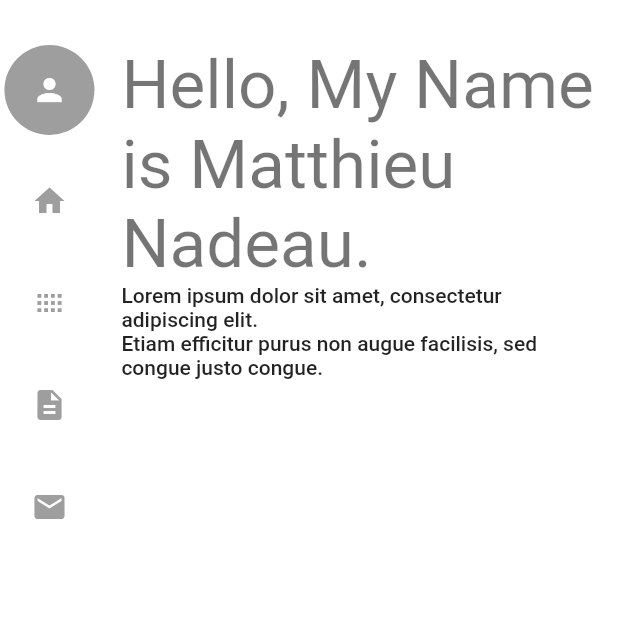
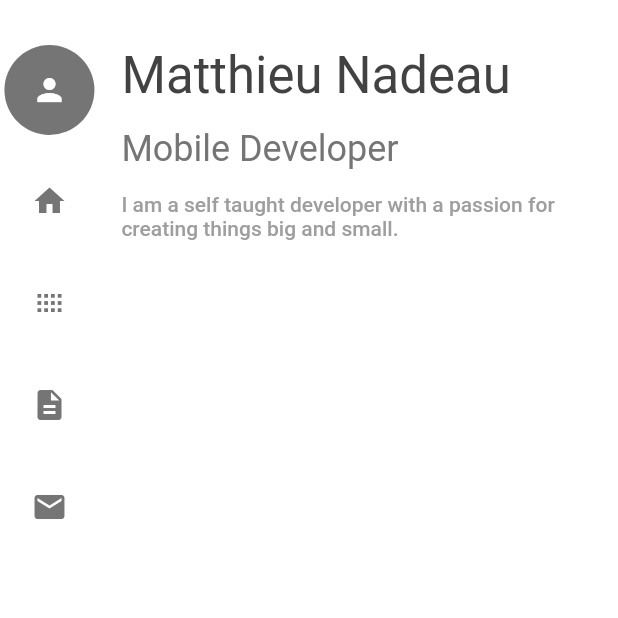
Before and after one commit to MatthieuNadeau96/flutter_portfolio, a Flutter app: the screen it shows after launch, on a phone screen of 412 x 824 dp, the top half of it. Run offline on Flutter 3.47's test engine with Material 2 defaults, Android fonts, the light colour scheme and no system bars; our stand-ins replace carousel_slider, flutter_bloc, font_awesome_flutter.

Commit message:
Added some styling for the Text Themes

```diff
--- a/lib/main.dart
+++ b/lib/main.dart
@@ -16,10 +16,26 @@ class MyApp extends StatelessWidget {
       title: 'Flutter Demo',
       debugShowCheckedModeBanner: false,
       theme: ThemeData(
-        primarySwatch: Colors.blue,
-        visualDensity: VisualDensity.adaptivePlatformDensity,
-        canvasColor: Colors.white,
-      ),
+          primarySwatch: Colors.blue,
+          visualDensity: VisualDensity.adaptivePlatformDensity,
+          canvasColor: Colors.white,
+          textTheme: TextTheme(
+            headline3: TextStyle(
+              fontSize: 34,
+              color: Colors.grey[800],
+            ),
+            headline4: TextStyle(
+              fontSize: 24,
+              color: Colors.grey[600],
+            ),
+            bodyText1: TextStyle(
+              fontSize: 14,
+              color: Colors.grey[500], //#868786
+            ),
+          ),
+          iconTheme: IconThemeData(
+            color: Colors.grey[600],
+          )),
       home: MainHomeScreen(),
     );
   }
--- a/lib/screens/about_screen.dart
+++ b/lib/screens/about_screen.dart
@@ -12,11 +12,25 @@ class AboutScreen extends StatelessWidget with NavigationStates {
             'About Me',
             style: Theme.of(context).textTheme.headline3,
           ),
+          SizedBox(height: 15),
+          Text(
+            'Mobile Developer',
+            style: Theme.of(context).textTheme.headline4,
+          ),
+          SizedBox(height: 15),
+          Text(
+            'Lorem ipsum dolor sit amet, consectetur adipiscing elit. Morbi sollicitudin sem a orci semper hendrerit.',
+            style: Theme.of(context).textTheme.bodyText1,
+          ),
           SizedBox(height: 30),
           Text(
+            'Mobile Developer',
+            style: Theme.of(context).textTheme.headline4,
+          ),
+          SizedBox(height: 15),
+          Text(
             'Lorem ipsum dolor sit amet, consectetur adipiscing elit. Morbi sollicitudin sem a orci semper hendrerit. \n' +
-                'Aliquam semper ligula id arcu vestibulum, et ornare lorem hendrerit. Suspendisse pretium ligula eget libero aliquet, nec tincidunt libero iaculis. \n' +
-                'Integer non diam consequat, finibus justo a, semper risus. Phasellus urna ligula, maximus et pretium sed, vulputate ut turpis.',
+                'Aliquam semper ligula id arcu vestibulum, et ornare lorem hendrerit. Suspendisse pretium ligula eget libero aliquet, nec tincidunt libero iaculis.',
             style: Theme.of(context).textTheme.bodyText1,
           ),
         ],
--- a/lib/screens/home_screen.dart
+++ b/lib/screens/home_screen.dart
@@ -11,14 +11,19 @@ class HomeScreen extends StatelessWidget with NavigationStates {
           crossAxisAlignment: CrossAxisAlignment.start,
           children: [
             Text(
-              'Hello, My Name is Matthieu Nadeau.',
+              'Matthieu Nadeau',
               style: Theme.of(context).textTheme.headline3,
             ),
+            SizedBox(height: 15),
             Text(
-              'Lorem ipsum dolor sit amet, consectetur adipiscing elit. \n' +
-                  'Etiam efficitur purus non augue facilisis, sed congue justo congue.',
+              'Mobile Developer',
+              style: Theme.of(context).textTheme.headline4,
+            ),
+            SizedBox(height: 15),
+            Text(
+              'I am a self taught developer with a passion for creating things big and small.',
               style: Theme.of(context).textTheme.bodyText1,
-            )
+            ),
           ],
         ),
       ),
--- a/lib/widgets/navbar.dart
+++ b/lib/widgets/navbar.dart
@@ -30,11 +30,11 @@ class _NavBarState extends State<NavBar> {
           Padding(
             padding: const EdgeInsets.only(bottom: 10),
             child: CircleAvatar(
-              backgroundColor: Colors.grey,
+              backgroundColor: Theme.of(context).iconTheme.color,
               maxRadius: 30,
               child: Icon(
                 Icons.person,
-                color: Colors.white,
+                color: Theme.of(context).canvasColor,
               ),
             ),
           ),
@@ -68,7 +68,7 @@ class _NavBarState extends State<NavBar> {
                       },
                       icon: Icon(
                         _navItems[index].icon,
-                        color: Colors.grey,
+                        color: Theme.of(context).iconTheme.color,
                       ),
                     ),
                   ),
```
